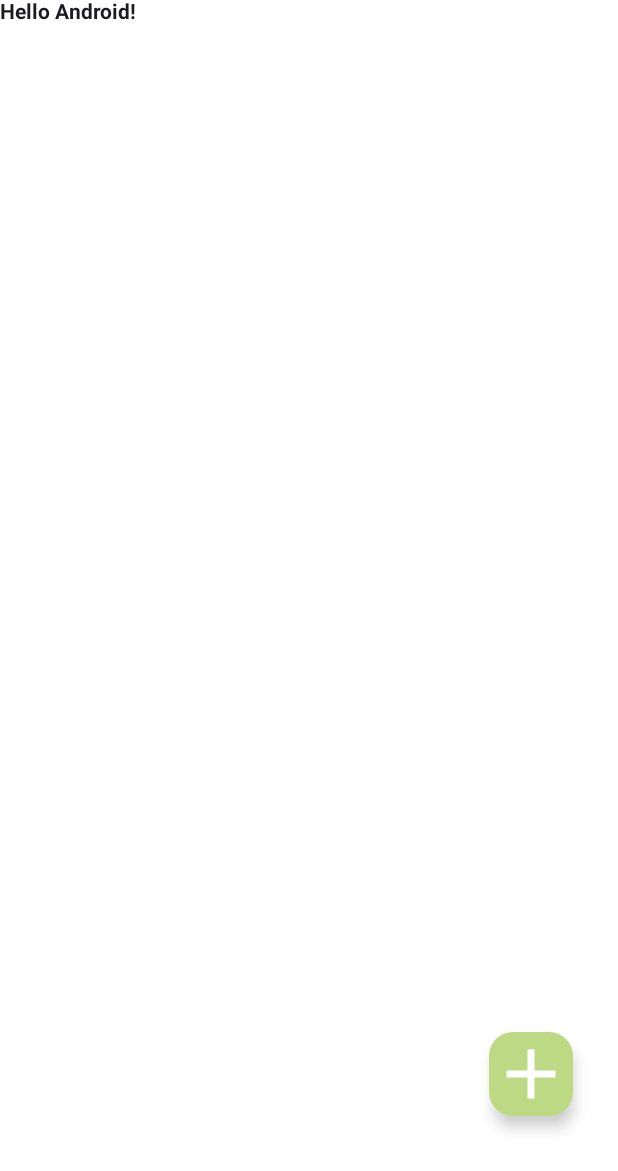
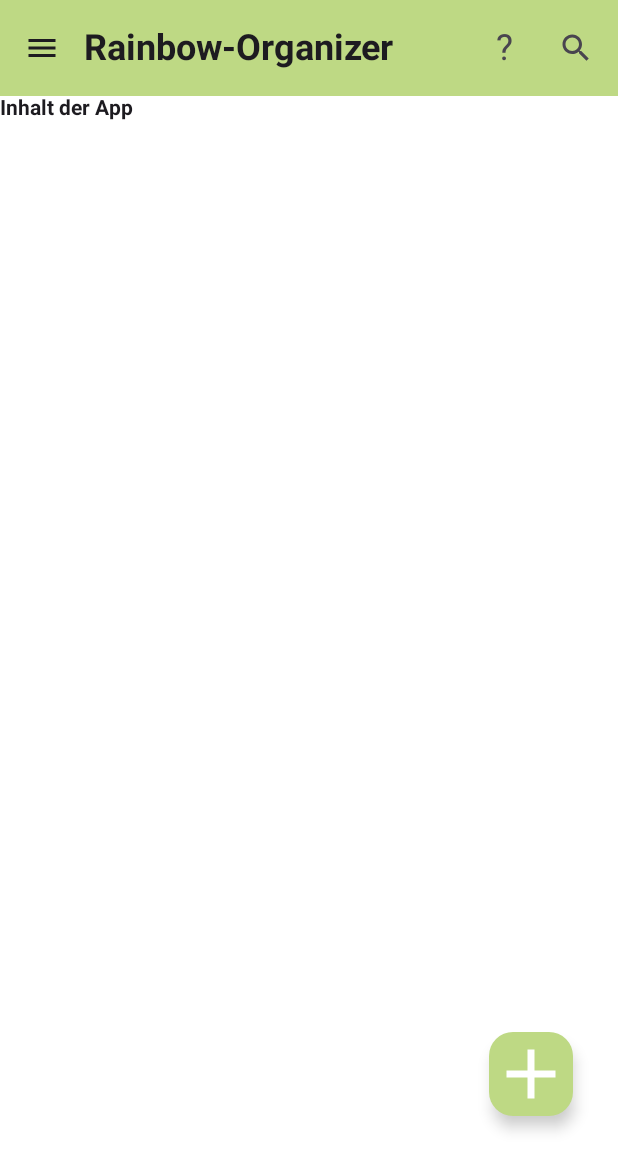
Before and after one commit to Lithinem/Rainbow-Organizer, an Android app built with Jetpack Compose: the screen it shows after launch (MainActivity), on a phone screen of 412 x 824 dp. Shown: the top 1171 px of the screen. Run offline under Robolectric (Android 15) with nearby library versions, the light colour scheme and no system bars.

Commit message:
Scaffold for Project Done

```diff
--- a/app/build.gradle.kts
+++ b/app/build.gradle.kts
@@ -75,7 +75,6 @@ dependencies {
     androidTestImplementation(libs.androidx.ui.test.junit4)
     debugImplementation(libs.androidx.ui.tooling)
     debugImplementation(libs.androidx.ui.test.manifest)
-
     implementation(libs.room.common)
     implementation(libs.room.ktx)
     implementation(libs.room.runtime)
--- a/app/src/main/java/de/greiwies/rainbow_organizor/MainActivity.kt
+++ b/app/src/main/java/de/greiwies/rainbow_organizor/MainActivity.kt
@@ -16,6 +16,7 @@ import androidx.core.splashscreen.SplashScreen.Companion.installSplashScreen
 import androidx.lifecycle.ViewModelProvider
 import de.greiwies.rainbow_organizor.components.HideSystemUI
 import de.greiwies.rainbow_organizor.components.MainFabWithGrayscaledBackgroundOverlay
+import de.greiwies.rainbow_organizor.components.RainbowScaffold
 import de.greiwies.rainbow_organizor.demos.DemoTextsWithDifferentStyles
 import de.greiwies.rainbow_organizor.demos.EventComposablesDemoParentComposable
 import de.greiwies.rainbow_organizor.demos.ScaffoldDemo
@@ -31,29 +32,28 @@ class MainActivity : ComponentActivity() {
         enableEdgeToEdge()
         installSplashScreen()
         setContent {
-            //LocalDemoArea(viewModel)
-            RainbowOrganizorTheme {
-                //HideSystemUI()
-                MainFabWithGrayscaledBackgroundOverlay()
-                Scaffold(modifier = Modifier.fillMaxSize()) { innerPadding ->
-                    Greeting(
-                        name = "Android",
-                        modifier = Modifier.padding(innerPadding)
-                    )
-                }
-            }
+            LocalDemoArea(viewModel)
+            //RainbowOrganizorTheme {
+            //    //HideSystemUI()
+            //    MainFabWithGrayscaledBackgroundOverlay()
+            //    Scaffold(modifier = Modifier.fillMaxSize()) { innerPadding ->
+            //        Greeting(
+            //            name = "Android",
+            //            modifier = Modifier.padding(innerPadding)
+            //        )
+            //    }
+            //}
         }
     }
 }
 
-//TODO: Delete after finish
+//TODO: Migrate into Joshuas Project after finish
 @Composable
 fun LocalDemoArea(viewModel: RainbowViewModel){
     RainbowOrganizorTheme {
-        HideSystemUI()
         MainFabWithGrayscaledBackgroundOverlay()
-        //ScaffoldDemo()
-        EventComposablesDemoParentComposable(viewModel)
+        RainbowScaffold(viewModel, R.integer.TopBarCodeLandingPage)
+        //EventComposablesDemoParentComposable(viewModel)
     }
 }
 
--- /dev/null
+++ b/app/src/main/java/de/greiwies/rainbow_organizor/components/RainbowScaffold.kt
@@ -0,0 +1,77 @@
+package de.greiwies.rainbow_organizor.components
+
+import android.widget.Toast
+import androidx.compose.foundation.layout.fillMaxSize
+import androidx.compose.foundation.layout.padding
+import androidx.compose.foundation.layout.size
+import androidx.compose.material.icons.Icons
+import androidx.compose.material.icons.filled.Favorite
+import androidx.compose.material.icons.filled.Menu
+import androidx.compose.material.icons.filled.Search
+import androidx.compose.material3.ExperimentalMaterial3Api
+import androidx.compose.material3.Icon
+import androidx.compose.material3.IconButton
+import androidx.compose.material3.MaterialTheme
+import androidx.compose.material3.Scaffold
+import androidx.compose.material3.Text
+import androidx.compose.material3.TopAppBar
+import androidx.compose.material3.TopAppBarDefaults
+import androidx.compose.runtime.Composable
+import androidx.compose.ui.Modifier
+import androidx.compose.ui.platform.LocalContext
+import androidx.compose.ui.res.stringResource
+import de.greiwies.rainbow_organizor.R
+import de.greiwies.rainbow_organizor.RainbowViewModel
+
+
+@Composable
+fun RainbowScaffold(viewModel: RainbowViewModel, topBarCode: Int) {
+    Scaffold(
+        topBar = {
+            if (topBarCode == R.integer.TopBarCodeLandingPage){
+                TopAppBarLandingPage()
+            }
+        },
+        content = { paddingValues ->
+            Text(
+                text = "Inhalt der App",
+                modifier = Modifier
+                    .fillMaxSize()
+                    .padding(paddingValues)
+            )
+        }
+    )
+}
+
+@OptIn(ExperimentalMaterial3Api::class)
+@Composable
+fun TopAppBarLandingPage(){
+    val context = LocalContext.current
+    val errorText = stringResource(R.string.function_out_of_scope_error)
+
+    TopAppBar(
+        title = { Text(stringResource(id = R.string.app_name)) },
+        navigationIcon = {
+            IconButton(onClick = { /* TODO: Implement menu (not Part of Project) */
+                Toast.makeText(context, errorText,Toast.LENGTH_LONG).show()
+            }) {
+                Icon(Icons.Default.Menu, contentDescription = "Menu")
+            }
+        },
+        actions = {
+            IconButton(onClick = { //* TODO: Implement menu (not Part of Project) */
+                Toast.makeText(context, errorText,Toast.LENGTH_LONG).show()
+            }) {
+                Text("?", style = MaterialTheme.typography.labelLarge)
+            }
+            IconButton(onClick = { //* TODO: Implement menu (not Part of Project) */
+                Toast.makeText(context, errorText,Toast.LENGTH_LONG).show()
+            }) {
+                Icon(Icons.Default.Search, contentDescription = "Search")
+            }
+        },
+        colors = TopAppBarDefaults.topAppBarColors(
+            containerColor = MaterialTheme.colorScheme.primaryContainer
+        )
+    )
+}
--- a/app/src/main/java/de/greiwies/rainbow_organizor/ui/theme/Theme.kt
+++ b/app/src/main/java/de/greiwies/rainbow_organizor/ui/theme/Theme.kt
@@ -98,7 +98,12 @@ private val RainbowTypography = Typography(
     bodySmall = TextStyle(
         fontSize = 10.sp,
         fontWeight = FontWeight.Normal
-    )
+    ),
+
+    labelLarge = TextStyle(
+        fontWeight = FontWeight.Normal,
+        fontSize = 24.sp
+    ),
 )
 
 @Composable
--- a/app/src/main/res/values/integers.xml
+++ b/app/src/main/res/values/integers.xml
@@ -3,4 +3,5 @@
     <integer name="Fab_FullExpandedSize">300</integer>
     <integer name="Fab_FullInflatedSize">56</integer>
     <integer name="DefaultAnimationDurationMilliseconds">250</integer>
+    <integer name="TopBarCodeLandingPage">1</integer>
 </resources>
--- a/app/src/main/res/values/strings.xml
+++ b/app/src/main/res/values/strings.xml
@@ -1,3 +1,4 @@
 <resources>
     <string name="app_name">Rainbow-Organizer</string>
+    <string name="function_out_of_scope_error">Diese Funktion ist leider nicht mehr Teil der Demo</string>
 </resources>
--- a/gradle/libs.versions.toml
+++ b/gradle/libs.versions.toml
@@ -10,6 +10,7 @@ lifecycleRuntimeKtx = "2.8.7"
 activityCompose = "1.9.3"
 composeBom = "2024.04.01"
 roomVersion = "2.6.1"
+protoliteWellKnownTypes = "18.0.0"
 
 [libraries]
 androidx-core-ktx = { group = "androidx.core", name = "core-ktx", version.ref = "coreKtx" } #
@@ -33,6 +34,7 @@ room-common = { group = "androidx.room", name = "room-common", version.ref = "ro
 room-runtime = { group = "androidx.room", name = "room-runtime", version.ref = "roomVersion" }
 room-compiler = { group = "androidx.room", name = "room-compiler", version.ref = "roomVersion" }
 room-ktx = { group = "androidx.room", name = "room-ktx", version.ref = "roomVersion" }
+protolite-well-known-types = { group = "com.google.firebase", name = "protolite-well-known-types", version.ref = "protoliteWellKnownTypes" }
 
 [plugins]
 android-application = { id = "com.android.application", version.ref = "agp" }
```
